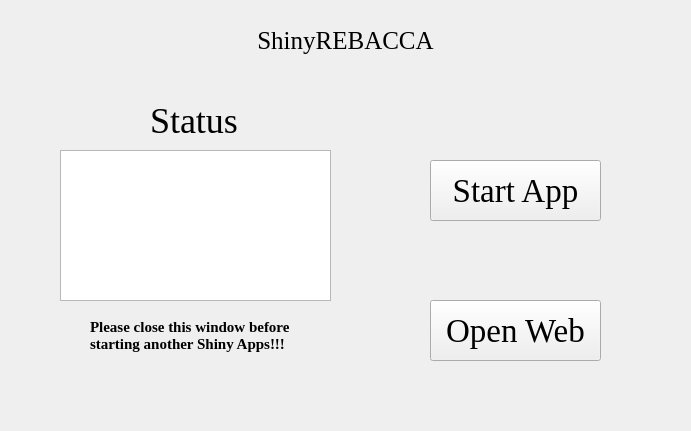
Old version of the form ShinyREBACCA.ui in the repository hzaurzli/MicroWorldOmics.
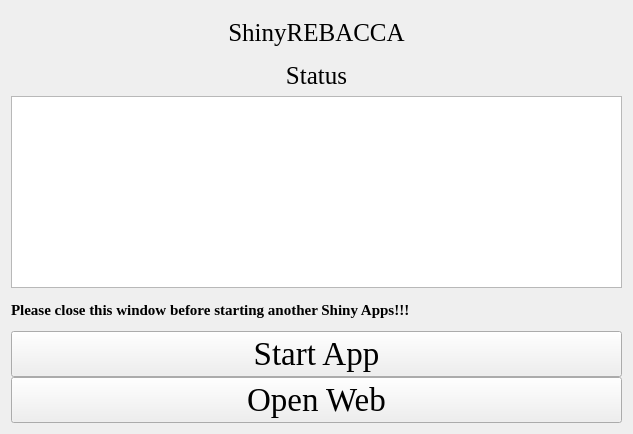
New version of the form. Icons and pictures are not drawn.

```diff
--- a/ShinyREBACCA.ui
+++ b/ShinyREBACCA.ui
@@ -6,8 +6,8 @@
    <rect>
     <x>0</x>
     <y>0</y>
-    <width>691</width>
-    <height>431</height>
+    <width>633</width>
+    <height>434</height>
    </rect>
   </property>
   <property name="windowTitle">
@@ -16,28 +16,17 @@
   <property name="styleSheet">
    <string notr="true">background-image: url(D:/tools/Pycharm/pyqt/logo/backgroundpage.png)</string>
   </property>
-  <widget class="QTextBrowser" name="textBrowser">
-   <property name="geometry">
-    <rect>
-     <x>60</x>
-     <y>150</y>
-     <width>271</width>
-     <height>151</height>
-    </rect>
+  <layout class="QGridLayout" name="gridLayout_4">
+   <property name="verticalSpacing">
+    <number>0</number>
    </property>
-   <property name="styleSheet">
-    <string notr="true">background-image: url(D:/tools/Pycharm/pyqt/logo/white.png)</string>
-   </property>
-  </widget>
+   <item row="0" column="0">
+    <layout class="QGridLayout" name="gridLayout_5">
+     <property name="verticalSpacing">
+      <number>0</number>
+     </property>
+     <item row="0" column="0" colspan="3">
   <widget class="QLabel" name="label">
-   <property name="geometry">
-    <rect>
-     <x>230</x>
-     <y>20</y>
-     <width>231</width>
-     <height>41</height>
-    </rect>
-   </property>
    <property name="font">
     <font>
      <family>Times New Roman</family>
@@ -51,75 +40,32 @@
     <set>Qt::AlignCenter</set>
    </property>
   </widget>
-  <widget class="QLabel" name="label_2">
-   <property name="geometry">
-    <rect>
-     <x>150</x>
-     <y>100</y>
-     <width>101</width>
-     <height>41</height>
-    </rect>
-   </property>
+     </item>
+     <item row="3" column="0" colspan="3">
+      <widget class="QLabel" name="label_4">
    <property name="font">
     <font>
      <family>Times New Roman</family>
-     <pointsize>27</pointsize>
+         <pointsize>19</pointsize>
     </font>
    </property>
    <property name="text">
     <string>Status</string>
    </property>
    <property name="alignment">
-    <set>Qt::AlignLeading|Qt::AlignLeft|Qt::AlignVCenter</set>
-   </property>
-  </widget>
-  <widget class="QPushButton" name="pushButton">
-   <property name="geometry">
-    <rect>
-     <x>430</x>
-     <y>160</y>
-     <width>171</width>
-     <height>61</height>
-    </rect>
-   </property>
-   <property name="font">
-    <font>
-     <family>Times New Roman</family>
-     <pointsize>25</pointsize>
-    </font>
-   </property>
-   <property name="text">
-    <string>Start App</string>
-   </property>
-  </widget>
-  <widget class="QPushButton" name="pushButton_2">
-   <property name="geometry">
-    <rect>
-     <x>430</x>
-     <y>300</y>
-     <width>171</width>
-     <height>61</height>
-    </rect>
-   </property>
-   <property name="font">
-    <font>
-     <family>Times New Roman</family>
-     <pointsize>25</pointsize>
-    </font>
-   </property>
-   <property name="text">
-    <string>Open Web</string>
-   </property>
-  </widget>
+        <set>Qt::AlignCenter</set>
+       </property>
+      </widget>
+     </item>
+     <item row="5" column="0" rowspan="2" colspan="3">
+      <widget class="QTextBrowser" name="textBrowser">
+       <property name="styleSheet">
+        <string notr="true">background-image: url(D:/Documents/Desktop/white.png)</string>
+       </property>
+      </widget>
+     </item>
+     <item row="7" column="0" colspan="3">
   <widget class="QLabel" name="label_3">
-   <property name="geometry">
-    <rect>
-     <x>90</x>
-     <y>310</y>
-     <width>211</width>
-     <height>51</height>
-    </rect>
-   </property>
    <property name="font">
     <font>
      <family>Times New Roman</family>
@@ -129,10 +75,39 @@
     </font>
    </property>
    <property name="text">
-    <string>Please close this window before
-starting another Shiny Apps!!!</string>
-   </property>
-  </widget>
+        <string>Please close this window before starting another Shiny Apps!!!</string>
+       </property>
+      </widget>
+     </item>
+     <item row="8" column="0" colspan="3">
+      <widget class="QPushButton" name="pushButton">
+       <property name="font">
+        <font>
+         <family>Times New Roman</family>
+         <pointsize>25</pointsize>
+        </font>
+       </property>
+       <property name="text">
+        <string>Start App</string>
+       </property>
+      </widget>
+     </item>
+     <item row="9" column="0" colspan="3">
+      <widget class="QPushButton" name="pushButton_2">
+       <property name="font">
+        <font>
+         <family>Times New Roman</family>
+         <pointsize>25</pointsize>
+        </font>
+       </property>
+       <property name="text">
+        <string>Open Web</string>
+       </property>
+      </widget>
+     </item>
+    </layout>
+   </item>
+  </layout>
  </widget>
  <resources/>
  <connections/>
```
Left out of the diff: 2 changed lines with no effect on the pictures. Lines whose indentation alone changed are shown as unchanged.
